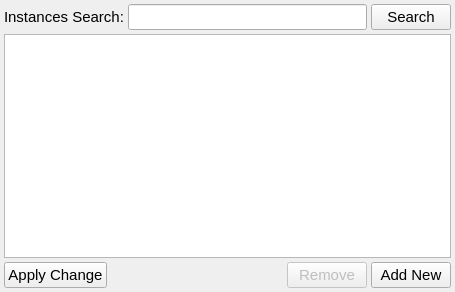
Above: ccs/script/ScriptInstanceManagerWidget.ui from bisegni/chaosframework before the change. Below: the same form after it.
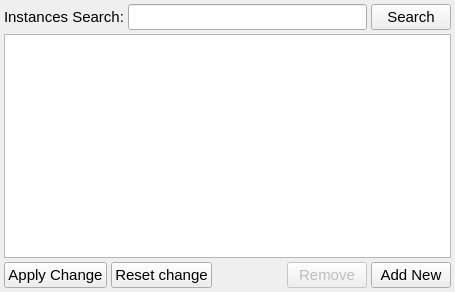
That is the form after the change.

Commit message: added managment for load script that is binded to an unit server

```diff
--- a/ccs/script/ScriptInstanceManagerWidget.ui
+++ b/ccs/script/ScriptInstanceManagerWidget.ui
@@ -113,6 +113,18 @@
        </property>
       </widget>
      </item>
+     <item>
+      <widget class="QPushButton" name="pushButtonResetChange">
+       <property name="font">
+        <font>
+         <pointsize>11</pointsize>
+        </font>
+       </property>
+       <property name="text">
+        <string>Reset change</string>
+       </property>
+      </widget>
+     </item>
      <item>
       <spacer name="horizontalSpacer">
        <property name="orientation">
```
The commit also changes 20 other files.
